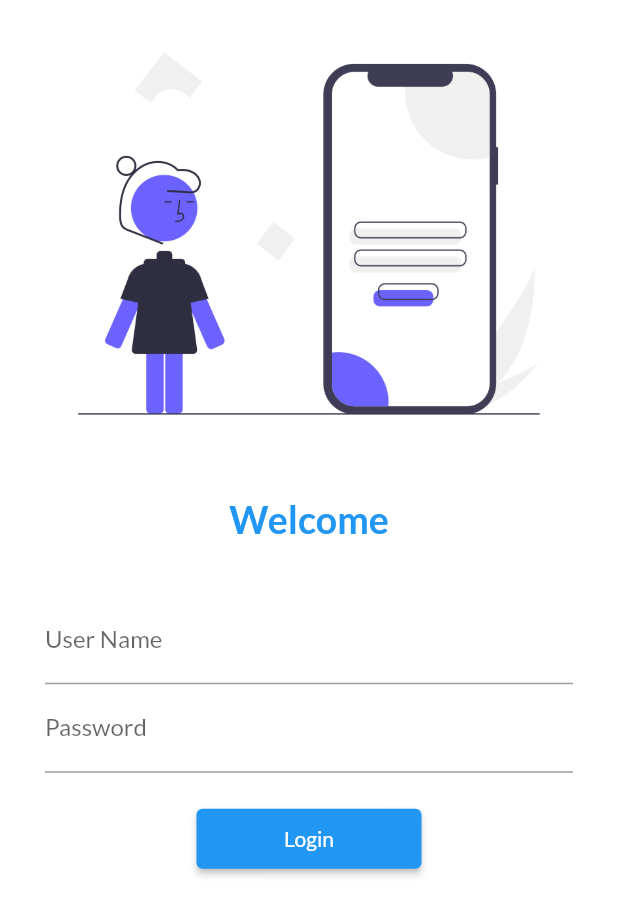
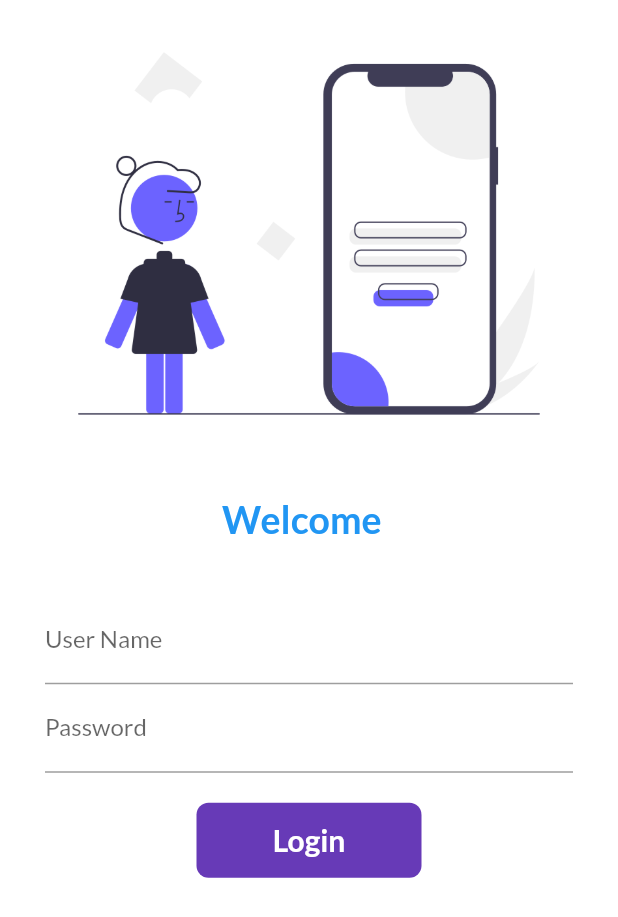
Before and after one commit to HuzaifaShkx/Flutter_30_day_challenge, a Flutter app: the screen it shows after launch, on a phone screen of 412 x 824 dp. Shown: the top 917 px of the screen. Run offline on Flutter 3.47's test engine with Material 2 defaults, Android fonts, the phone set to English and light mode, and no system bars; our stand-ins replace google_fonts.

Commit message:
day 6 completed

```diff
--- a/lib/pages/login_page.dart
+++ b/lib/pages/login_page.dart
@@ -2,7 +2,14 @@
 
 import '../utils/routes.dart';
 
-class LoginPage extends StatelessWidget {
+class LoginPage extends StatefulWidget {
+  @override
+  State<LoginPage> createState() => _LoginPageState();
+}
+
+class _LoginPageState extends State<LoginPage> {
+  String name = " ";
+  bool changeButton = false;
   @override
   Widget build(BuildContext context) {
     return Material(
@@ -18,7 +25,7 @@
                 height: 20,
               ),
               Text(
-                "Welcome",
+                "Welcome $name",
                 style: TextStyle(
                   color: Colors.blue,
                   fontSize: 25,
@@ -38,24 +45,62 @@
                         hintText: "Enter User Name",
                         labelText: "User Name",
                       ),
+                      onChanged: (value) {
+                        name = value;
+                        setState(() {});
+                      },
                     ),
                     TextFormField(
                       obscureText: true,
                       decoration: InputDecoration(
-                        hintText: "Enter Password Name",
+                        hintText: "Enter Password",
                         labelText: "Password",
                       ),
                     ),
                     SizedBox(
                       height: 20,
                     ),
-                    ElevatedButton(
-                      onPressed: () {
+
+                    InkWell(
+                      onTap: () async {
+                        setState(() {
+                          changeButton = true;
+                        });
+                        await Future.delayed(Duration(seconds: 2));
                         Navigator.pushNamed(context, MyRoutes.homeRoute);
                       },
-                      child: Text("Login"),
-                      style: TextButton.styleFrom(minimumSize: Size(150, 40)),
+                      child: AnimatedContainer(
+                        duration: Duration(seconds: 2),
+                        height: 50,
+                        width: changeButton ? 50 : 150,
+                        alignment: Alignment.center,
+                        child: changeButton
+                            ? Icon(
+                                Icons.done,
+                                color: Colors.white,
+                              )
+                            : Text(
+                                "Login",
+                                style: TextStyle(
+                                  color: Colors.white,
+                                  fontSize: 20,
+                                  fontWeight: FontWeight.bold,
+                                ),
+                              ),
+                        decoration: BoxDecoration(
+                          borderRadius:
+                              BorderRadius.circular(changeButton ? 50 : 8),
+                          color: Colors.deepPurple,
+                        ),
+                      ),
                     ),
+                    // ElevatedButton(
+                    //   onPressed: () {
+                    //     Navigator.pushNamed(context, MyRoutes.homeRoute);
+                    //   },
+                    //   child: Text("Login"),
+                    //   style: TextButton.styleFrom(minimumSize: Size(150, 40)),
+                    // ),
                   ],
                 ),
               )
```
